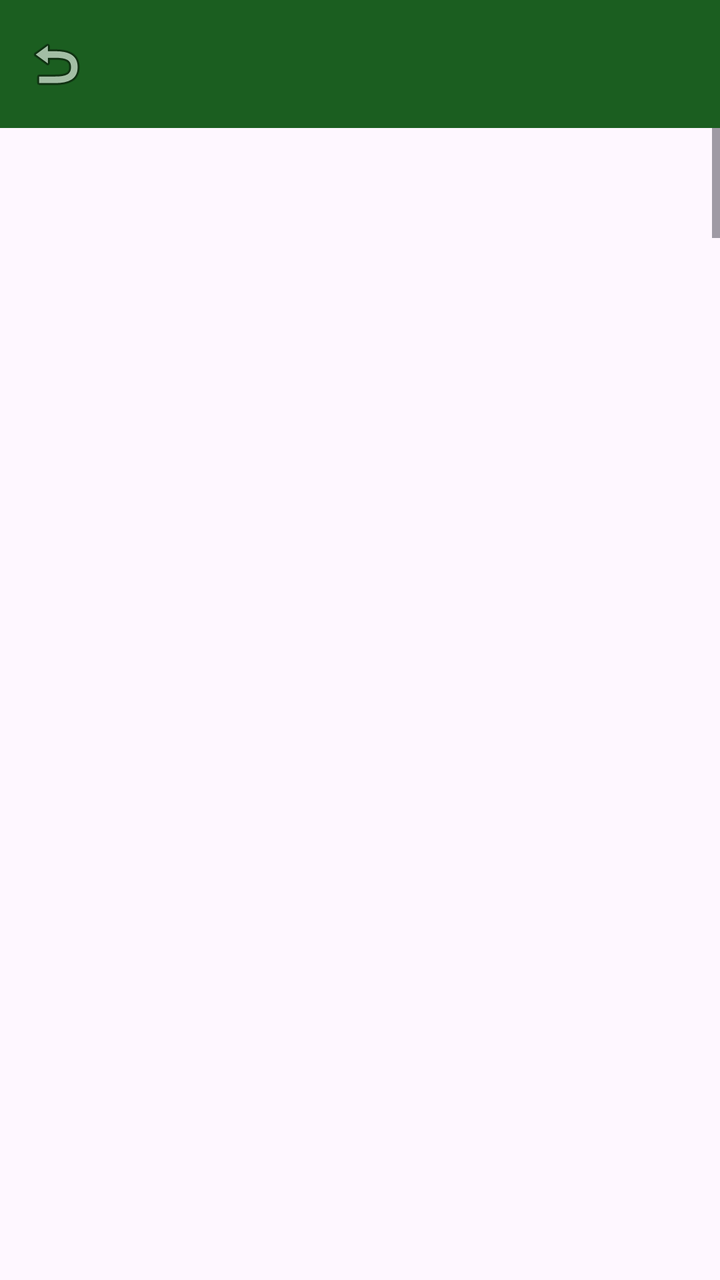
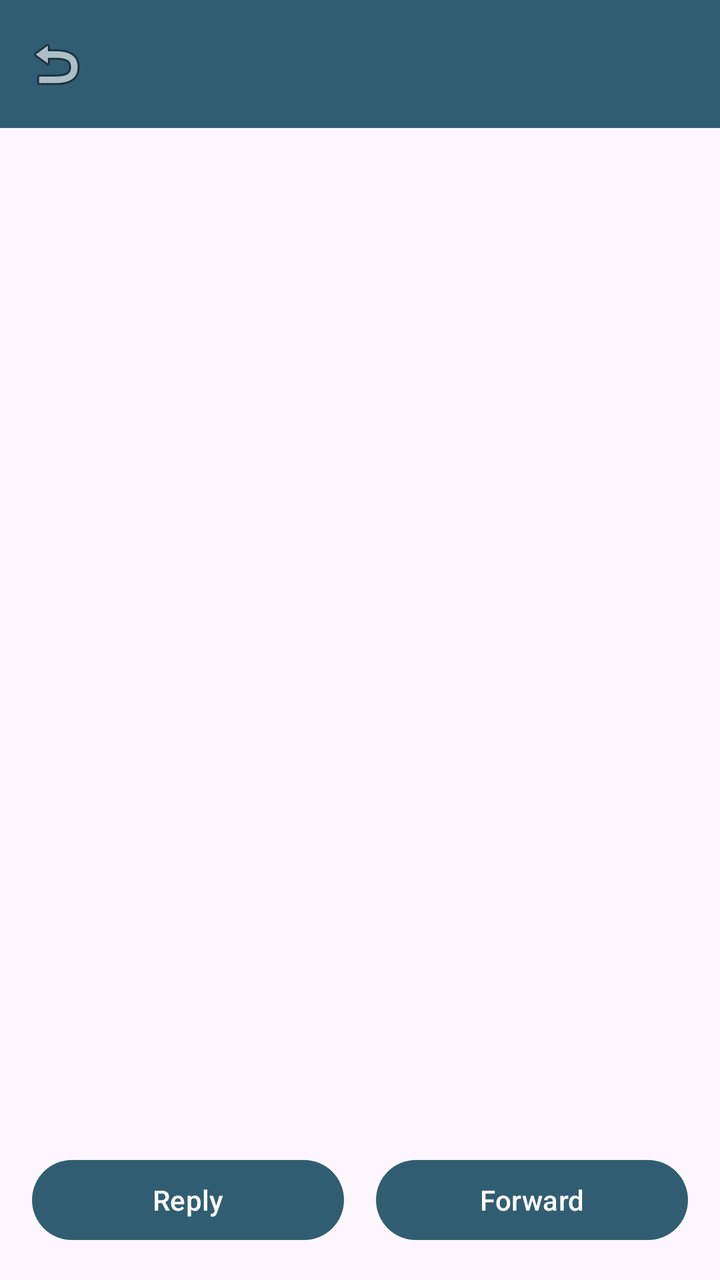

Before-and-after screenshots of an Android layout around one commit, followed by the original layout XML and the change that was made.
<!-- AndroidManifest.xml: application theme Theme.GraalMail -->
<!-- res/layout/activity_message_view.xml -->
<?xml version="1.0" encoding="utf-8"?>
<LinearLayout xmlns:android="http://schemas.android.com/apk/res/android"
    xmlns:app="http://schemas.android.com/apk/res-auto"
    android:layout_width="match_parent"
    android:layout_height="match_parent"
    android:orientation="vertical">

    <com.google.android.material.appbar.AppBarLayout
        android:layout_width="match_parent"
        android:layout_height="wrap_content">

        <androidx.appcompat.widget.Toolbar
            android:id="@+id/toolbar"
            android:layout_width="match_parent"
            android:layout_height="?attr/actionBarSize"
            android:background="?attr/colorPrimary"
            app:navigationIcon="@android:drawable/ic_menu_revert" />
    </com.google.android.material.appbar.AppBarLayout>

    <ScrollView
        android:layout_width="match_parent"
        android:layout_height="0dp"
        android:layout_weight="1">

        <LinearLayout
            android:layout_width="match_parent"
            android:layout_height="wrap_content"
            android:orientation="vertical"
            android:padding="16dp">

            <TextView
                android:id="@+id/view_subject"
                android:layout_width="match_parent"
                android:layout_height="wrap_content"
                android:textAppearance="@style/TextAppearance.GraalMail.Subject" />

            <TextView
                android:id="@+id/view_from"
                android:layout_width="match_parent"
                android:layout_height="wrap_content"
                android:layout_marginTop="8dp" />

            <TextView
                android:id="@+id/view_to"
                android:layout_width="match_parent"
                android:layout_height="wrap_content" />

            <TextView
                android:id="@+id/view_date"
                android:layout_width="match_parent"
                android:layout_height="wrap_content"
                android:layout_marginBottom="12dp"
                android:textAppearance="@style/TextAppearance.GraalMail.Snippet" />

            <TextView
                android:id="@+id/view_body"
                android:layout_width="match_parent"
                android:layout_height="wrap_content"
                android:textIsSelectable="true" />

            <LinearLayout
                android:id="@+id/view_attachments"
                android:layout_width="match_parent"
                android:layout_height="wrap_content"
                android:layout_marginTop="16dp"
                android:orientation="vertical"
                android:visibility="gone">

                <TextView
                    android:id="@+id/view_attachment_count"
                    android:layout_width="match_parent"
                    android:layout_height="wrap_content"
                    android:visibility="gone" />
            </LinearLayout>
        </LinearLayout>
    </ScrollView>

    <Button
        android:id="@+id/message_reply"
        android:layout_width="0dp"
        android:layout_height="wrap_content"
        android:layout_margin="16dp"
        android:layout_weight="1"
        android:text="@string/action_reply" />

    <Button
        android:id="@+id/message_forward"
        android:layout_width="0dp"
        android:layout_height="wrap_content"
        android:layout_margin="16dp"
        android:layout_weight="1"
        android:text="@string/action_forward" />

</LinearLayout>
<!-- resources referenced by this layout -->
<resources>
  <string name="action_forward">Forward</string>
  <string name="action_reply">Reply</string>
  <style name="TextAppearance.GraalMail.Snippet" parent="TextAppearance.Material3.BodySmall">
          <item name="android:textColor">?android:attr/textColorSecondary</item>
      </style>
  <style name="TextAppearance.GraalMail.Subject" parent="TextAppearance.Material3.TitleMedium">
          <item name="android:textStyle">bold</item>
      </style>
  <style name="Theme.GraalMail" parent="Theme.Material3.DayNight.NoActionBar">
          <item name="colorPrimary">@color/brand_primary</item>
          <item name="colorPrimaryDark">@color/brand_primary_dark</item>
          <item name="colorSecondary">@color/brand_secondary</item>
          <item name="colorAccent">@color/brand_accent</item>
          <item name="android:statusBarColor" tools:targetApi="l">?attr/colorPrimaryDark</item>
          <item name="android:windowBackground">?attr/colorSurface</item>
      </style>
  <color name="brand_primary">#1B5E20</color>
  <color name="brand_primary_dark">#0B3D0C</color>
  <color name="brand_secondary">#2E7D32</color>
  <color name="brand_accent">#66BB6A</color>
</resources>

<!-- the commit's change to res/layout/activity_message_view.xml (unified diff, before → after) -->
@@ -75,20 +75,28 @@
         </LinearLayout>
     </ScrollView>
 
-    <Button
-        android:id="@+id/message_reply"
-        android:layout_width="0dp"
+    <LinearLayout
+        android:layout_width="match_parent"
         android:layout_height="wrap_content"
-        android:layout_margin="16dp"
-        android:layout_weight="1"
-        android:text="@string/action_reply" />
+        android:orientation="horizontal"
+        android:paddingHorizontal="8dp"
+        android:paddingBottom="8dp">
 
-    <Button
-        android:id="@+id/message_forward"
-        android:layout_width="0dp"
-        android:layout_height="wrap_content"
-        android:layout_margin="16dp"
-        android:layout_weight="1"
-        android:text="@string/action_forward" />
+        <com.google.android.material.button.MaterialButton
+            android:id="@+id/message_reply"
+            android:layout_width="0dp"
+            android:layout_height="wrap_content"
+            android:layout_margin="8dp"
+            android:layout_weight="1"
+            android:text="@string/action_reply" />
+
+        <com.google.android.material.button.MaterialButton
+            android:id="@+id/message_forward"
+            android:layout_width="0dp"
+            android:layout_height="wrap_content"
+            android:layout_margin="8dp"
+            android:layout_weight="1"
+            android:text="@string/action_forward" />
+    </LinearLayout>
 
 </LinearLayout>
<!-- resource entries referenced after the edit -->
@@ -16,9 +16,9 @@
           <item name="android:statusBarColor" tools:targetApi="l">?attr/colorPrimaryDark</item>
           <item name="android:windowBackground">?attr/colorSurface</item>
       </style>
-  <color name="brand_primary">#1B5E20</color>
-  <color name="brand_primary_dark">#0B3D0C</color>
-  <color name="brand_secondary">#2E7D32</color>
-  <color name="brand_accent">#66BB6A</color>
+  <color name="brand_primary">#315D73</color>
+  <color name="brand_primary_dark">#183746</color>
+  <color name="brand_secondary">#536B77</color>
+  <color name="brand_accent">#A9D2E2</color>
 </resources>
 
